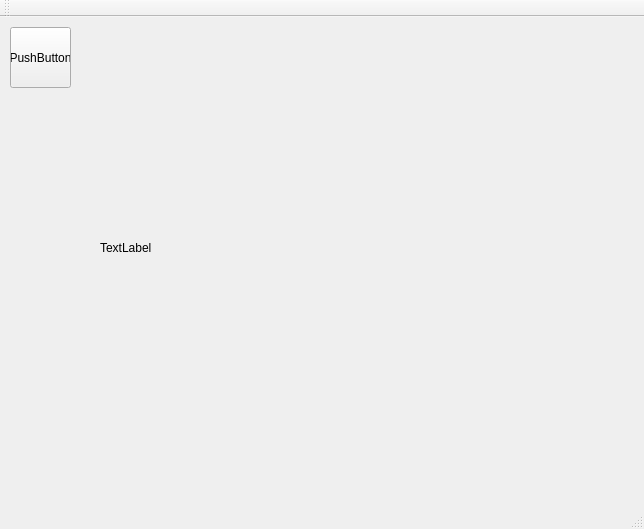
The window that gui/Paint-GUI/mainwindow.ui (wx-csy/Paint) describes before a commit, drawn with Qt 5.
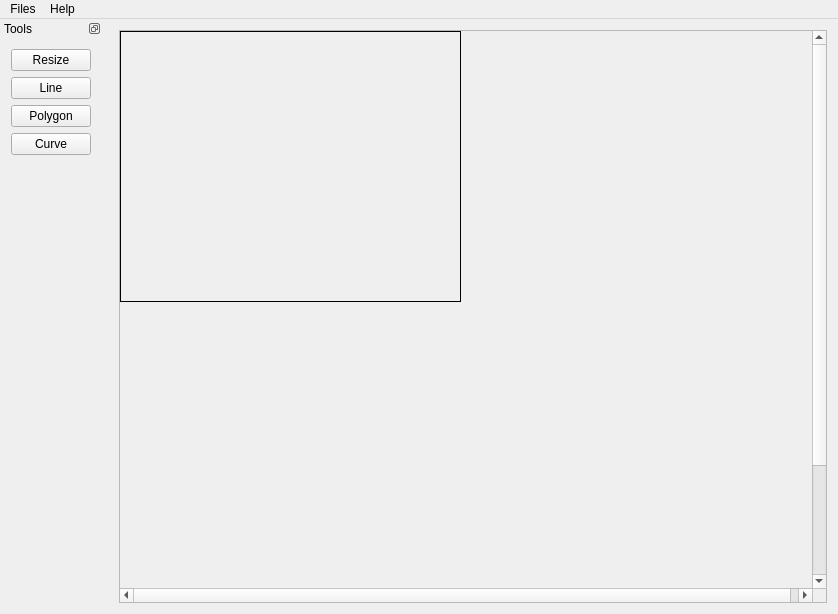
The same window after the commit.

The edit to the form file:
```diff
--- a/gui/Paint-GUI/mainwindow.ui
+++ b/gui/Paint-GUI/mainwindow.ui
@@ -6,60 +6,185 @@
    <rect>
     <x>0</x>
     <y>0</y>
-    <width>644</width>
-    <height>529</height>
+    <width>838</width>
+    <height>614</height>
    </rect>
   </property>
   <property name="windowTitle">
    <string>MainWindow</string>
   </property>
+  <property name="layoutDirection">
+   <enum>Qt::LeftToRight</enum>
+  </property>
   <widget class="QWidget" name="centralWidget">
-   <widget class="QLabel" name="label">
-    <property name="geometry">
-     <rect>
-      <x>100</x>
-      <y>10</y>
-      <width>531</width>
-      <height>441</height>
-     </rect>
-    </property>
-    <property name="text">
-     <string>TextLabel</string>
-    </property>
-   </widget>
-   <widget class="QPushButton" name="pushButton">
-    <property name="geometry">
-     <rect>
-      <x>10</x>
-      <y>10</y>
-      <width>61</width>
-      <height>61</height>
-     </rect>
-    </property>
-    <property name="text">
-     <string>PushButton</string>
-    </property>
-   </widget>
+   <layout class="QHBoxLayout" name="horizontalLayout">
+    <item>
+     <widget class="QScrollArea" name="scrollArea">
+      <property name="widgetResizable">
+       <bool>true</bool>
+      </property>
+      <widget class="QWidget" name="scrollAreaWidgetContents">
+       <property name="geometry">
+        <rect>
+         <x>0</x>
+         <y>0</y>
+         <width>700</width>
+         <height>700</height>
+        </rect>
+       </property>
+       <property name="minimumSize">
+        <size>
+         <width>700</width>
+         <height>700</height>
+        </size>
+       </property>
+       <widget class="QLabel" name="label">
+        <property name="geometry">
+         <rect>
+          <x>0</x>
+          <y>0</y>
+          <width>341</width>
+          <height>271</height>
+         </rect>
+        </property>
+        <property name="frameShape">
+         <enum>QFrame::Box</enum>
+        </property>
+        <property name="text">
+         <string/>
+        </property>
+       </widget>
+      </widget>
+     </widget>
+    </item>
+   </layout>
   </widget>
   <widget class="QMenuBar" name="menuBar">
    <property name="geometry">
     <rect>
      <x>0</x>
      <y>0</y>
-     <width>644</width>
+     <width>838</width>
      <height>26</height>
     </rect>
    </property>
+   <widget class="QMenu" name="menuFiles">
+    <property name="title">
+     <string>Files</string>
+    </property>
+    <addaction name="actionOpen"/>
+    <addaction name="actionSave"/>
+   </widget>
+   <widget class="QMenu" name="menuHelp">
+    <property name="title">
+     <string>Help</string>
+    </property>
+    <addaction name="actionAbout_Paint"/>
+   </widget>
+   <addaction name="menuFiles"/>
+   <addaction name="menuHelp"/>
   </widget>
-  <widget class="QToolBar" name="mainToolBar">
-   <attribute name="toolBarArea">
-    <enum>TopToolBarArea</enum>
-   </attribute>
-   <attribute name="toolBarBreak">
+  <widget class="QDockWidget" name="dockWidget">
+   <property name="maximumSize">
+    <size>
+     <width>102</width>
+     <height>524287</height>
+    </size>
+   </property>
+   <property name="mouseTracking">
     <bool>false</bool>
+   </property>
+   <property name="features">
+    <set>QDockWidget::DockWidgetFloatable|QDockWidget::DockWidgetMovable</set>
+   </property>
+   <property name="windowTitle">
+    <string>Tools</string>
+   </property>
+   <attribute name="dockWidgetArea">
+    <number>1</number>
    </attribute>
+   <widget class="QWidget" name="dockWidgetContents">
+    <layout class="QVBoxLayout" name="verticalLayout">
+     <item>
+      <widget class="QPushButton" name="cmdResize">
+       <property name="text">
+        <string>Resize</string>
+       </property>
+      </widget>
+     </item>
+     <item>
+      <widget class="QPushButton" name="pushButton_Line">
+       <property name="sizePolicy">
+        <sizepolicy hsizetype="Fixed" vsizetype="Fixed">
+         <horstretch>0</horstretch>
+         <verstretch>0</verstretch>
+        </sizepolicy>
+       </property>
+       <property name="text">
+        <string>Line</string>
+       </property>
+       <property name="flat">
+        <bool>false</bool>
+       </property>
+      </widget>
+     </item>
+     <item>
+      <widget class="QPushButton" name="pushButton_3">
+       <property name="sizePolicy">
+        <sizepolicy hsizetype="Fixed" vsizetype="Fixed">
+         <horstretch>0</horstretch>
+         <verstretch>0</verstretch>
+        </sizepolicy>
+       </property>
+       <property name="text">
+        <string>Polygon</string>
+       </property>
+      </widget>
+     </item>
+     <item>
+      <widget class="QPushButton" name="pushButton_2">
+       <property name="sizePolicy">
+        <sizepolicy hsizetype="Fixed" vsizetype="Fixed">
+         <horstretch>0</horstretch>
+         <verstretch>0</verstretch>
+        </sizepolicy>
+       </property>
+       <property name="text">
+        <string>Curve</string>
+       </property>
+      </widget>
+     </item>
+     <item>
+      <spacer name="verticalSpacer">
+       <property name="orientation">
+        <enum>Qt::Vertical</enum>
+       </property>
+       <property name="sizeHint" stdset="0">
+        <size>
+         <width>20</width>
+         <height>40</height>
+        </size>
+       </property>
+      </spacer>
+     </item>
+    </layout>
+   </widget>
   </widget>
-  <widget class="QStatusBar" name="statusBar"/>
+  <action name="actionOpen">
+   <property name="text">
+    <string>Open</string>
+   </property>
+  </action>
+  <action name="actionSave">
+   <property name="text">
+    <string>Save</string>
+   </property>
+  </action>
+  <action name="actionAbout_Paint">
+   <property name="text">
+    <string>About Paint</string>
+   </property>
+  </action>
  </widget>
  <layoutdefault spacing="6" margin="11"/>
  <resources/>
```
Left out of the diff: 8 changed lines with no effect on the pictures.
